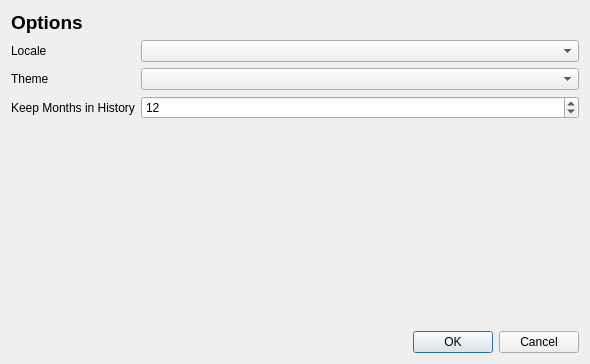
olk90/shift, file ui/optionsEditor.ui: the form before one commit.
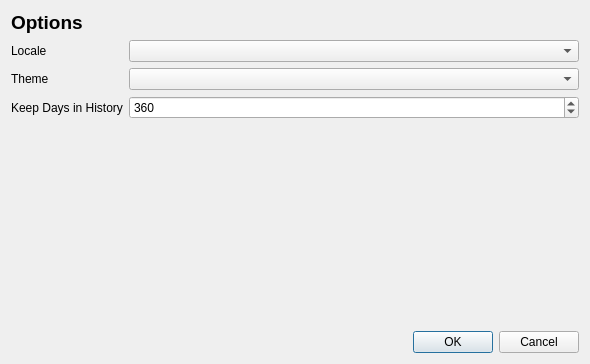
The form after the commit.

Diff of the .ui file:
```diff
--- a/ui/optionsEditor.ui
+++ b/ui/optionsEditor.ui
@@ -55,7 +55,7 @@
        <item row="2" column="0">
         <widget class="QLabel" name="historyLabel">
          <property name="text">
-          <string>Keep Months in History</string>
+          <string>Keep Days in History</string>
          </property>
         </widget>
        </item>
@@ -64,8 +64,11 @@
          <property name="minimum">
           <number>2</number>
          </property>
+         <property name="maximum">
+          <number>720</number>
+         </property>
          <property name="value">
-          <number>12</number>
+          <number>360</number>
          </property>
         </widget>
        </item>
```
